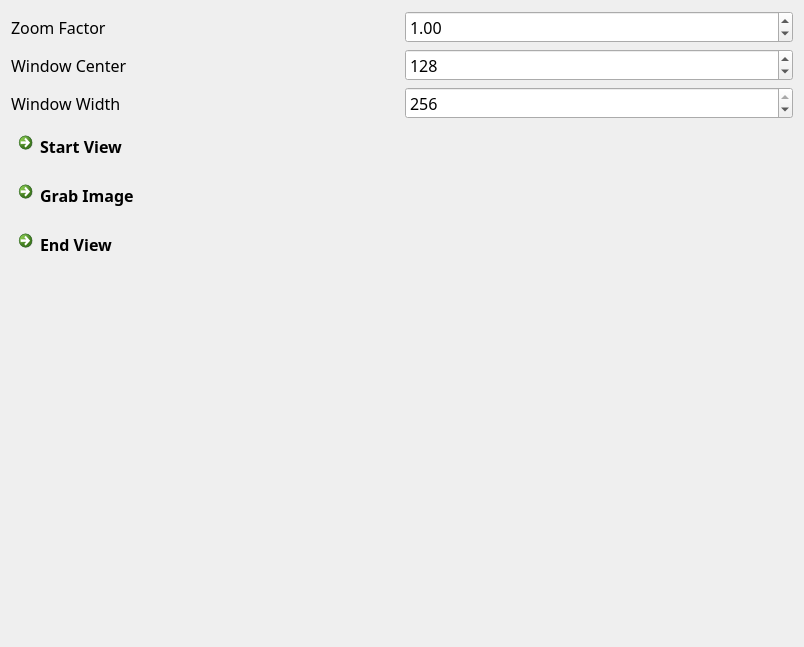
Before: the Qt Designer form ImageAcquisitor/perspectiveviewwidget.ui in zhumangen/DROC, drawn with Qt 5.
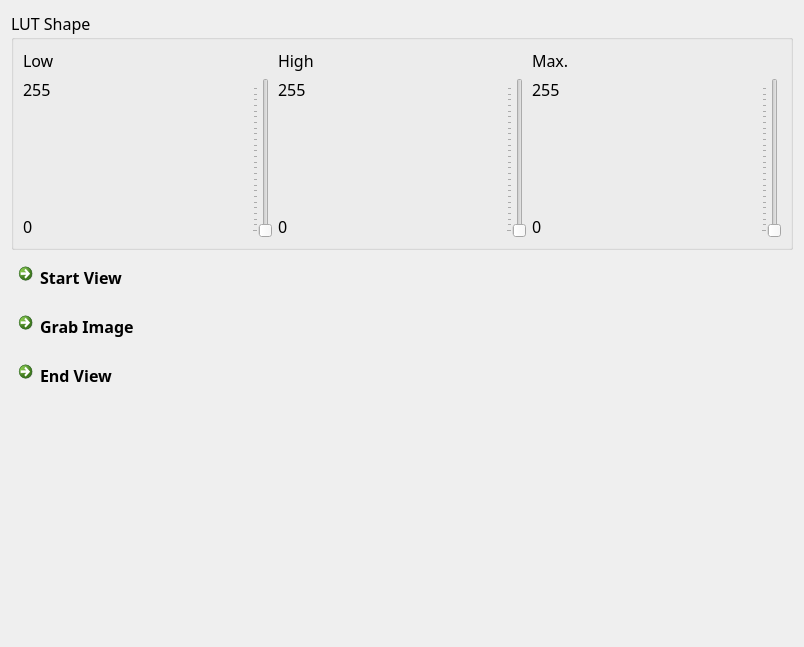
After: the same form once the commit is applied.

```diff
--- a/ImageAcquisitor/perspectiveviewwidget.ui
+++ b/ImageAcquisitor/perspectiveviewwidget.ui
@@ -19,75 +19,170 @@
   <property name="windowTitle">
    <string>Form</string>
   </property>
-  <layout class="QHBoxLayout" name="horizontalLayout" stretch="0">
+  <layout class="QHBoxLayout" name="horizontalLayout">
    <item>
     <layout class="QVBoxLayout" name="verticalLayout">
      <item>
-      <layout class="QGridLayout" name="gridLayout">
-       <item row="0" column="0">
-        <widget class="QLabel" name="label">
-         <property name="text">
-          <string>Zoom Factor</string>
-         </property>
-        </widget>
-       </item>
-       <item row="1" column="0">
-        <widget class="QLabel" name="label_2">
-         <property name="text">
-          <string>Window Center</string>
-         </property>
-         <property name="buddy">
-          <cstring>centerSpinBox</cstring>
-         </property>
-        </widget>
-       </item>
-       <item row="1" column="1">
-        <widget class="QSpinBox" name="centerSpinBox">
-         <property name="maximum">
-          <number>256</number>
-         </property>
-         <property name="value">
-          <number>128</number>
-         </property>
-        </widget>
-       </item>
-       <item row="2" column="0">
-        <widget class="QLabel" name="label_3">
-         <property name="text">
-          <string>Window Width</string>
-         </property>
-         <property name="buddy">
-          <cstring>widthSpinBox</cstring>
-         </property>
-        </widget>
-       </item>
-       <item row="2" column="1">
-        <widget class="QSpinBox" name="widthSpinBox">
-         <property name="maximum">
-          <number>256</number>
-         </property>
-         <property name="value">
-          <number>256</number>
-         </property>
-        </widget>
-       </item>
-       <item row="0" column="1">
-        <widget class="QDoubleSpinBox" name="zoomSpinBox">
-         <property name="suffix">
-          <string/>
-         </property>
-         <property name="minimum">
-          <double>0.100000000000000</double>
-         </property>
-         <property name="maximum">
-          <double>10.000000000000000</double>
-         </property>
-         <property name="value">
-          <double>1.000000000000000</double>
-         </property>
-        </widget>
-       </item>
-      </layout>
+      <widget class="QGroupBox" name="groupBox">
+       <property name="title">
+        <string>LUT Shape</string>
+       </property>
+       <layout class="QGridLayout" name="gridLayout_5">
+        <item row="0" column="0">
+         <widget class="QLabel" name="label_10">
+          <property name="text">
+           <string>Low</string>
+          </property>
+         </widget>
+        </item>
+        <item row="0" column="1">
+         <widget class="QLabel" name="label_11">
+          <property name="text">
+           <string>High</string>
+          </property>
+         </widget>
+        </item>
+        <item row="0" column="2">
+         <widget class="QLabel" name="label_12">
+          <property name="text">
+           <string>Max.</string>
+          </property>
+         </widget>
+        </item>
+        <item row="1" column="0">
+         <layout class="QGridLayout" name="gridLayout_2">
+          <item row="2" column="0">
+           <widget class="QLabel" name="label_4">
+            <property name="text">
+             <string>0</string>
+            </property>
+           </widget>
+          </item>
+          <item row="0" column="1" rowspan="3">
+           <widget class="QSlider" name="lowSlider">
+            <property name="maximum">
+             <number>255</number>
+            </property>
+            <property name="orientation">
+             <enum>Qt::Vertical</enum>
+            </property>
+            <property name="tickPosition">
+             <enum>QSlider::TicksAbove</enum>
+            </property>
+           </widget>
+          </item>
+          <item row="0" column="0">
+           <widget class="QLabel" name="lowMaxLabel">
+            <property name="text">
+             <string>255</string>
+            </property>
+           </widget>
+          </item>
+          <item row="1" column="0">
+           <spacer name="verticalSpacer">
+            <property name="orientation">
+             <enum>Qt::Vertical</enum>
+            </property>
+            <property name="sizeHint" stdset="0">
+             <size>
+              <width>20</width>
+              <height>40</height>
+             </size>
+            </property>
+           </spacer>
+          </item>
+         </layout>
+        </item>
+        <item row="1" column="1">
+         <layout class="QGridLayout" name="gridLayout_3">
+          <item row="2" column="0">
+           <widget class="QLabel" name="label_6">
+            <property name="text">
+             <string>0</string>
+            </property>
+           </widget>
+          </item>
+          <item row="0" column="1" rowspan="3">
+           <widget class="QSlider" name="highSlider">
+            <property name="maximum">
+             <number>255</number>
+            </property>
+            <property name="orientation">
+             <enum>Qt::Vertical</enum>
+            </property>
+            <property name="tickPosition">
+             <enum>QSlider::TicksAbove</enum>
+            </property>
+           </widget>
+          </item>
+          <item row="0" column="0">
+           <widget class="QLabel" name="highMaxLabel">
+            <property name="text">
+             <string>255</string>
+            </property>
+           </widget>
+          </item>
+          <item row="1" column="0">
+           <spacer name="verticalSpacer_2">
+            <property name="orientation">
+             <enum>Qt::Vertical</enum>
+            </property>
+            <property name="sizeHint" stdset="0">
+             <size>
+              <width>20</width>
+              <height>40</height>
+             </size>
+            </property>
+           </spacer>
+          </item>
+         </layout>
+        </item>
+        <item row="1" column="2">
+         <layout class="QGridLayout" name="gridLayout_4">
+          <item row="2" column="0">
+           <widget class="QLabel" name="label_8">
+            <property name="text">
+             <string>0</string>
+            </property>
+           </widget>
+          </item>
+          <item row="0" column="1" rowspan="3">
+           <widget class="QSlider" name="maxSlider">
+            <property name="maximum">
+             <number>255</number>
+            </property>
+            <property name="orientation">
+             <enum>Qt::Vertical</enum>
+            </property>
+            <property name="tickPosition">
+             <enum>QSlider::TicksAbove</enum>
+            </property>
+           </widget>
+          </item>
+          <item row="0" column="0">
+           <widget class="QLabel" name="label_9">
+            <property name="text">
+             <string>255</string>
+            </property>
+           </widget>
+          </item>
+          <item row="1" column="0">
+           <spacer name="verticalSpacer_3">
+            <property name="orientation">
+             <enum>Qt::Vertical</enum>
+            </property>
+            <property name="sizeHint" stdset="0">
+             <size>
+              <width>20</width>
+              <height>40</height>
+             </size>
+            </property>
+           </spacer>
+          </item>
+         </layout>
+        </item>
+       </layout>
+      </widget>
      </item>
      <item>
       <widget class="QCommandLinkButton" name="startViewButton">
@@ -126,7 +221,7 @@
       </widget>
      </item>
      <item>
-      <spacer name="verticalSpacer">
+      <spacer name="verticalSpacer_4">
        <property name="orientation">
         <enum>Qt::Vertical</enum>
        </property>
```
